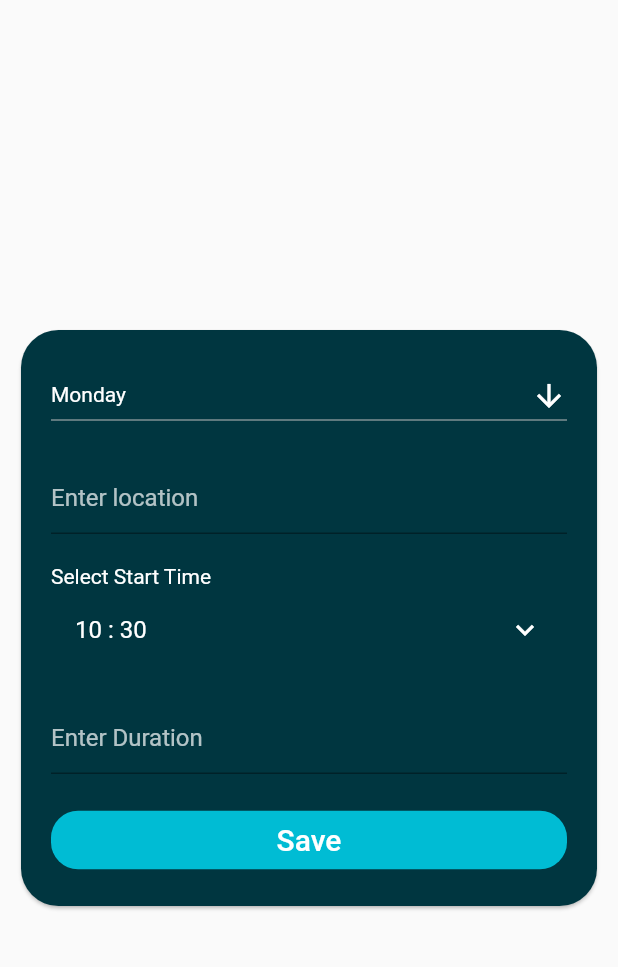
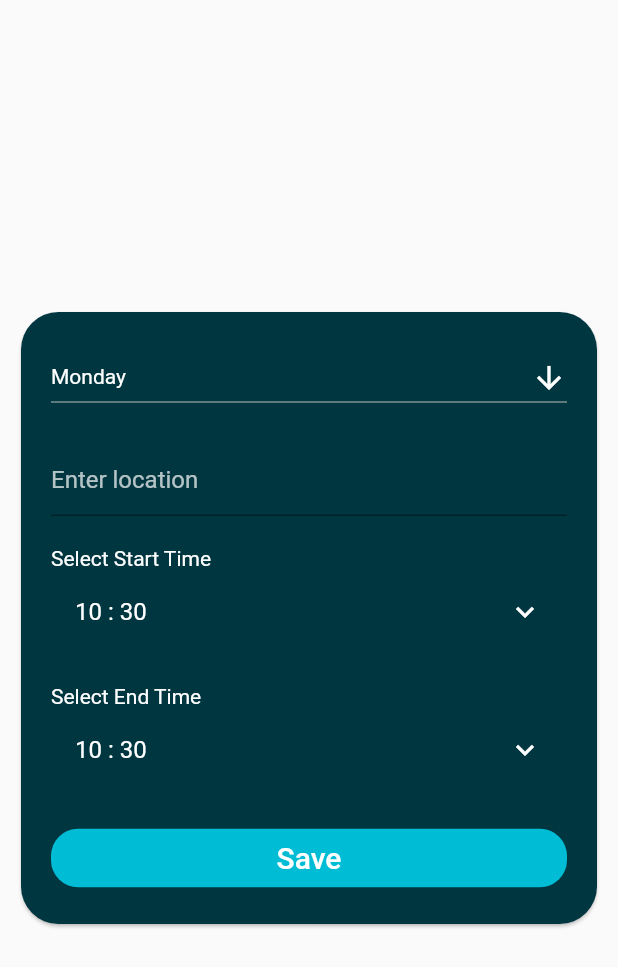
Before and after one commit to Melanga/TimeTable-Management-System, a Flutter app: the AddNewSubjectTimeSlotPopupBuilder widget shown alone on an empty page, opened directly with empty values, after a tap on "Save", on a phone screen of 412 x 824 dp. Shown: the top 967 px of the screen. Run offline on Flutter 3.47's test engine with Material 2 defaults, Android fonts, the phone set to English and light mode, and no system bars; our stand-ins replace cloud_firestore, firebase_auth, firebase_core, flutter_spinkit; accounts and stored records are empty.

Commit message:
Removed duration from time slots and put start and end time

```diff
--- a/lib/screens/addSubject/subject_time_slot_builder.dart
+++ b/lib/screens/addSubject/subject_time_slot_builder.dart
@@ -29,8 +29,8 @@ class _SubjectTimeSlotBuilderState extends State<SubjectTimeSlotBuilder> {
                           shadowColor: Colors.teal,
                           color: Color(0x9fe3bf),
                           child: ListTile(
-                            title: Text(doc2.data()['date']),
-                            subtitle: Text(doc2.data()['time']),
+                            title: Text(doc2.data()['day']),
+                            subtitle: Text("${doc2.data()['start_Time']} to ${doc2.data()['end_Time']}"),
                             trailing: Text(doc2.data()['location']),
                             onTap: (){
                               Navigator.of(context).push(
--- a/lib/screens/addSubject/subject_timeslot_popup_builder.dart
+++ b/lib/screens/addSubject/subject_timeslot_popup_builder.dart
@@ -13,7 +13,8 @@ class EditSubjectTimeSlotPopupBuilder extends StatefulWidget {
 }
 
 class _EditSubjectTimeSlotPopupBuilderState extends State<EditSubjectTimeSlotPopupBuilder> {
-  TimeOfDay newTime;
+  TimeOfDay newStartTime;
+  TimeOfDay newEndTime;
   String dropdownValue;
   //TimeOfDay newTime;
 
@@ -21,21 +22,25 @@ class _EditSubjectTimeSlotPopupBuilderState extends State<EditSubjectTimeSlotPop
   void initState() {
     // TODO: implement initState
     super.initState();
-    newTime = TimeOfDay(
-        hour: int.parse(widget.doc.data()['time'].toString().substring(0,2)),
-        minute: int.parse(widget.doc.data()['time'].toString().substring(6,7)));
-    dropdownValue = widget.doc.data()['date'];
+    newStartTime = TimeOfDay(
+        hour: int.parse(widget.doc.data()['start_Time'].toString().substring(0,2)),
+        minute: int.parse(widget.doc.data()['start_Time'].toString().substring(6,7)));
+    newEndTime = TimeOfDay(
+        hour: int.parse(widget.doc.data()['end_Time'].toString().substring(0,2)),
+        minute: int.parse(widget.doc.data()['end_Time'].toString().substring(6,7)));
+    dropdownValue = widget.doc.data()['day'];
   }
 
   @override
   Widget build(BuildContext context) {
 
     String timeSlotId = widget.doc.id;
-    String day = widget.doc.data()['date'];
+    String day = widget.doc.data()['day'];
     String location = widget.doc.data()['location'];
-    String duration = widget.doc.data()['duration'].toString();
-    String time = widget.doc.data()['time'];
-    TimeOfDay newTime = this.newTime;
+    String startTime = widget.doc.data()['start_Time'];
+    String endTime = widget.doc.data()['end_Time'];
+    TimeOfDay newStartTime = this.newStartTime;
+    TimeOfDay newEndTime = this.newEndTime;
     List <String>dayList = ["Sunday", "Monday", "Tuesday", "Wednesday", "Thursday", "Friday", "Saturday"];
 
     return Hero(
@@ -105,21 +110,26 @@ class _EditSubjectTimeSlotPopupBuilderState extends State<EditSubjectTimeSlotPop
                     ),
                     ListTile(
                       title: Text(
-                        "${newTime.hour.toString().padLeft(2, "0")} : ${newTime.minute.toString().padLeft(2, "0")}",
+                        "${newStartTime.hour.toString().padLeft(2, "0")} : ${newStartTime.minute.toString().padLeft(2, "0")}",
                         style: TextStyle(color: Colors.white),
                       ),
                       trailing: Icon(Icons.keyboard_arrow_down, color: Colors.white,),
-                      onTap: _pickTime,
+                      onTap: _pickStartTime,
                     ),
                     SizedBox(height: 20.0,),
-                    TextFormField(
+                    Text(
+                      "Select End Time",
                       style: TextStyle(
                           color: Colors.white
                       ),
-                      initialValue: duration,
-                      onChanged: (inputValue)  {
-                        duration = inputValue;
-                      },
+                    ),
+                    ListTile(
+                      title: Text(
+                        "${newEndTime.hour.toString().padLeft(2, "0")} : ${newEndTime.minute.toString().padLeft(2, "0")}",
+                        style: TextStyle(color: Colors.white),
+                      ),
+                      trailing: Icon(Icons.keyboard_arrow_down, color: Colors.white,),
+                      onTap: _pickEndTime,
                     ),
                     SizedBox(height: 20.0,),
                     TextButton(
@@ -134,8 +144,9 @@ class _EditSubjectTimeSlotPopupBuilderState extends State<EditSubjectTimeSlotPop
                       onPressed: () {
                         SubjectCRUDMethods crud = new SubjectCRUDMethods();
                         day = this.dropdownValue;
-                        time = "${newTime.hour.toString().padLeft(2, "0")} : ${newTime.minute.toString().padLeft(2, "0")}";
-                        crud.editSubjectTimeSlotData(widget.subjectCode, timeSlotId, time, day, duration, location);
+                        startTime = "${newStartTime.hour.toString().padLeft(2, "0")} : ${newStartTime.minute.toString().padLeft(2, "0")}";
+                        endTime = "${newEndTime.hour.toString().padLeft(2, "0")} : ${newEndTime.minute.toString().padLeft(2, "0")}";
+                        crud.editSubjectTimeSlotData(widget.subjectCode, timeSlotId, startTime, day, endTime, location);
                       },
                       child: Text(
                         "Save",
@@ -155,8 +166,8 @@ class _EditSubjectTimeSlotPopupBuilderState extends State<EditSubjectTimeSlotPop
     );
   }
 
-  _pickTime() async{
-    TimeOfDay initTime = newTime;
+  _pickStartTime() async{
+    TimeOfDay initTime = newStartTime;
 
     TimeOfDay selectedTime = await showTimePicker(
         context: context,
@@ -165,7 +176,22 @@ class _EditSubjectTimeSlotPopupBuilderState extends State<EditSubjectTimeSlotPop
 
     if(selectedTime != null){
       setState(() {
-        newTime = selectedTime;
+        newStartTime = selectedTime;
+      });
+    }
+  }
+
+  _pickEndTime() async{
+    TimeOfDay initTime = newEndTime;
+
+    TimeOfDay selectedTime = await showTimePicker(
+        context: context,
+        initialTime: initTime
+    );
+
+    if(selectedTime != null){
+      setState(() {
+        newEndTime = selectedTime;
       });
     }
   }
@@ -183,21 +209,24 @@ class AddNewSubjectTimeSlotPopupBuilder extends StatefulWidget {
 class _AddNewSubjectTimeSlotPopupBuilderState extends State<AddNewSubjectTimeSlotPopupBuilder> {
   String day;
   String location;
-  String duration;
-  String time;
+  String startTime;
+  String endTime;
   String dropdownValue = 'Monday';
-  TimeOfDay newTime;
+  TimeOfDay newStartTime;
+  TimeOfDay newEndTime;
 
   @override
   void initState() {
     // TODO: implement initState
     super.initState();
-    newTime = TimeOfDay.now();
+    newStartTime = TimeOfDay.now();
+    newEndTime = TimeOfDay.now();
   }
 
   @override
   Widget build(BuildContext context) {
-    TimeOfDay newTime = this.newTime;
+    TimeOfDay newStartTime = this.newStartTime;
+    TimeOfDay newEndTime = this.newEndTime;
     List <String>dayList = ["Sunday", "Monday", "Tuesday", "Wednesday", "Thursday", "Friday", "Saturday"];
 
     return Padding(
@@ -271,26 +300,26 @@ class _AddNewSubjectTimeSlotPopupBuilderState extends State<AddNewSubjectTimeSlo
                   ),
                   ListTile(
                     title: Text(
-                      "${newTime.hour.toString().padLeft(2, "0")} : ${newTime.minute.toString().padLeft(2, "0")}",
+                      "${newStartTime.hour.toString().padLeft(2, "0")} : ${newStartTime.minute.toString().padLeft(2, "0")}",
                       style: TextStyle(color: Colors.white),
                     ),
                     trailing: Icon(Icons.keyboard_arrow_down, color: Colors.white,),
-                    onTap: _pickTime,
+                    onTap: _pickStartTime,
                   ),
                   SizedBox(height: 20.0,),
-                  TextFormField(
-                    decoration: InputDecoration(
-                        hintText: "Enter Duration",
-                        hintStyle: TextStyle(
-                          color: Colors.white70,
-                        )
-                    ),
+                  Text(
+                    "Select End Time",
                     style: TextStyle(
                         color: Colors.white
                     ),
-                    onChanged: (inputValue)  {
-                      this.duration = inputValue;
-                    },
+                  ),
+                  ListTile(
+                    title: Text(
+                      "${newEndTime.hour.toString().padLeft(2, "0")} : ${newEndTime.minute.toString().padLeft(2, "0")}",
+                      style: TextStyle(color: Colors.white),
+                    ),
+                    trailing: Icon(Icons.keyboard_arrow_down, color: Colors.white,),
+                    onTap: _pickEndTime,
                   ),
                   SizedBox(height: 20.0,),
                   TextButton(
@@ -304,8 +333,9 @@ class _AddNewSubjectTimeSlotPopupBuilderState extends State<AddNewSubjectTimeSlo
                     ),
                     onPressed: () {
                       SubjectCRUDMethods crud = new SubjectCRUDMethods();
-                      time = "${newTime.hour.toString().padLeft(2, "0")} : ${newTime.minute.toString().padLeft(2, "0")}";
-                      crud.addSubjectTimeSlotData(widget.subjectCode, this.time, this.day, this.duration, this.location);
+                      startTime = "${newStartTime.hour.toString().padLeft(2, "0")} : ${newStartTime.minute.toString().padLeft(2, "0")}";
+                      endTime = "${newEndTime.hour.toString().padLeft(2, "0")} : ${newEndTime.minute.toString().padLeft(2, "0")}";
+                      crud.addSubjectTimeSlotData(widget.subjectCode, this.startTime, this.day, this.endTime, this.location);
                     },
                     child: Text(
                       "Save",
@@ -324,7 +354,22 @@ class _AddNewSubjectTimeSlotPopupBuilderState extends State<AddNewSubjectTimeSlo
     );
   }
 
-  _pickTime() async{
+  _pickStartTime() async {
+    TimeOfDay initTime = TimeOfDay.now();
+
+    TimeOfDay selectedTime = await showTimePicker(
+        context: context,
+        initialTime: initTime
+    );
+
+    if (selectedTime != null) {
+      setState(() {
+        newStartTime = selectedTime;
+      });
+    }
+  }
+
+  _pickEndTime() async{
     TimeOfDay initTime = TimeOfDay.now();
 
     TimeOfDay selectedTime = await showTimePicker(
@@ -334,7 +379,7 @@ class _AddNewSubjectTimeSlotPopupBuilderState extends State<AddNewSubjectTimeSlo
 
     if(selectedTime != null){
       setState(() {
-        newTime = selectedTime;
+        newEndTime = selectedTime;
       });
     }
   }
--- a/lib/services/subject_collection_crud.dart
+++ b/lib/services/subject_collection_crud.dart
@@ -12,26 +12,26 @@ class SubjectCRUDMethods {
     catchError((e) => {print(e)});
   }
 
-  Future<void> addSubjectTimeSlotData(subjectCode, time, day, duration, location) async{
+  Future<void> addSubjectTimeSlotData(subjectCode, startTime, day, endTime, location) async{
     CollectionReference subjects = FirebaseFirestore.instance.collection('SubjectTimeSlot');
     subjects.add({
       'course_Code': subjectCode,
-      'date': day,
-      'duration': duration,
+      'day': day,
+      'start_Time': startTime,
+      'end_Time': endTime,
       'location': location,
-      'time': time,
     }).then((value) => print('Added')).
     catchError((e) => {print(e)});
   }
 
-  Future<void> editSubjectTimeSlotData(subjectCode, timeSlotId, time, day, duration, location) async{
+  Future<void> editSubjectTimeSlotData(subjectCode, timeSlotId, startTime, day, endTime, location) async{
     CollectionReference subjects = FirebaseFirestore.instance.collection('SubjectTimeSlot');
     subjects.doc(timeSlotId).set({
       'course_Code': subjectCode,
-      'date': day,
-      'duration': duration,
+      'day': day,
+      'start_Time': startTime,
+      'end_Time': endTime,
       'location': location,
-      'time': time,
     }).then((value) => print('Added')).
     catchError((e) => {print(e)});
   }
```
